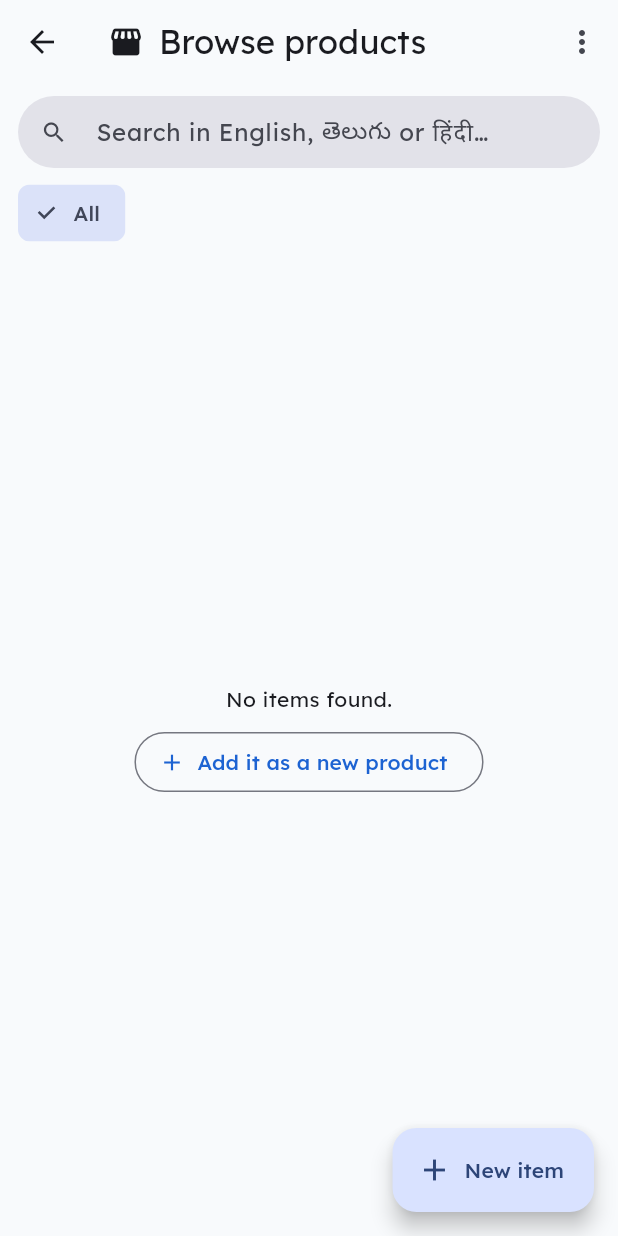
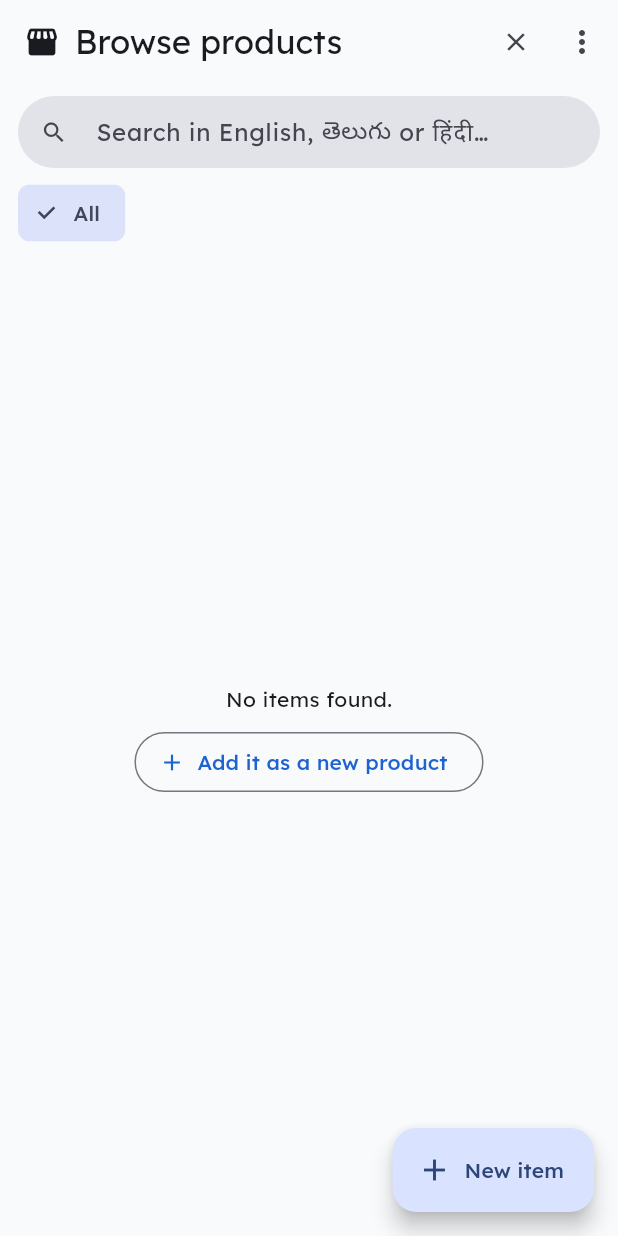
Before and after one commit to mamidivasudev/android-vault-notes, a Flutter app: the GroceryMasterListView screen opened directly, on a phone screen of 412 x 824 dp. Run offline on Flutter 3.47's test engine with Material 3 defaults, Android fonts, the phone set to English and light mode, and no system bars; our stand-ins replace file_picker, flutter_animate, flutter_linkify, flutter_local_notifications, flutter_riverpod, flutter_timezone and 12 more; missing offline and left inert: any_link_preview, cunning_document_scanner, excel, extension_google_sign_in_as_googleapis_auth, google_mlkit_text_recognition, googleapis and 2 more; accounts and stored records are empty.

Commit message:
Grocery: close button and green Add label in Browse products
- Replace the back arrow with a small close button beside the menu
- Show a small green Add button instead of the plus icon

Co-Authored-By: Claude Opus 5.5 <noreply@anthropic.com>

```diff
--- a/lib/views/grocery_view.dart
+++ b/lib/views/grocery_view.dart
@@ -1,7 +1,6 @@
 import 'dart:convert';
 
 import 'package:file_picker/file_picker.dart';
-import 'package:flutter/foundation.dart' show Uint8List;
 import 'package:flutter/material.dart';
 import 'package:flutter/services.dart';
 import 'package:flutter_riverpod/flutter_riverpod.dart';
@@ -907,7 +906,11 @@ class _SuggestionTile extends StatelessWidget {
                     padding: const EdgeInsets.only(right: 6),
                     child: Text(quantityHint!, style: TextStyle(color: scheme.primary, fontWeight: FontWeight.w700)),
                   ),
-                Icon(existing != null ? Icons.replay : Icons.add_circle, color: _green),
+                Container(
+                  padding: const EdgeInsets.symmetric(horizontal: 12, vertical: 4),
+                  decoration: BoxDecoration(color: _green, borderRadius: BorderRadius.circular(14)),
+                  child: const Text('Add', style: TextStyle(color: Colors.white, fontSize: 12, fontWeight: FontWeight.w700)),
+                ),
                 ?menu,
               ],
             ),
@@ -1282,8 +1285,16 @@ class _GroceryMasterListViewState extends ConsumerState<GroceryMasterListView> {
 
     return Scaffold(
       appBar: AppBar(
+        automaticallyImplyLeading: false,
         title: const Row(children: [Icon(Icons.storefront_rounded), SizedBox(width: 10), Text('Browse products')]),
         actions: [
+          IconButton(
+            tooltip: 'Close',
+            iconSize: 20,
+            visualDensity: VisualDensity.compact,
+            icon: const Icon(Icons.close),
+            onPressed: () => Navigator.pop(context),
+          ),
           PopupMenuButton<String>(
             tooltip: 'More',
             onSelected: (v) {
```
